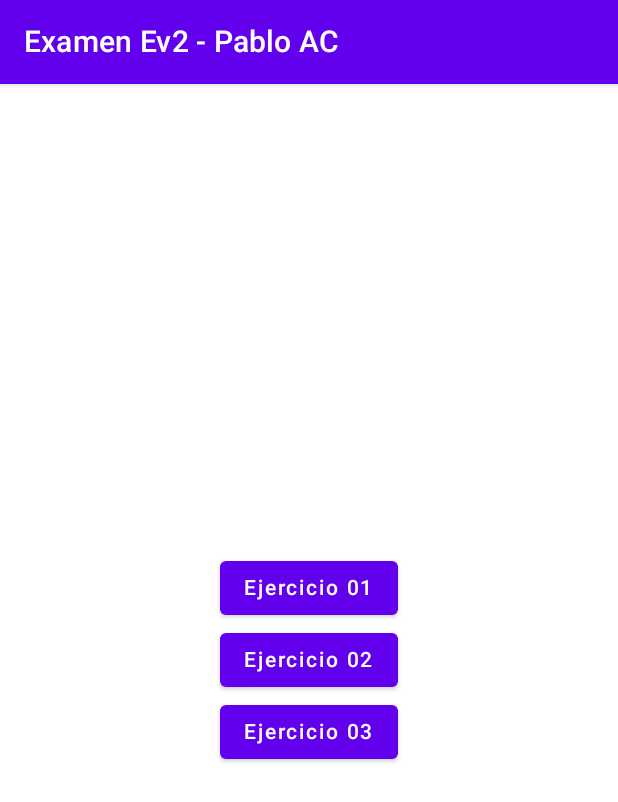
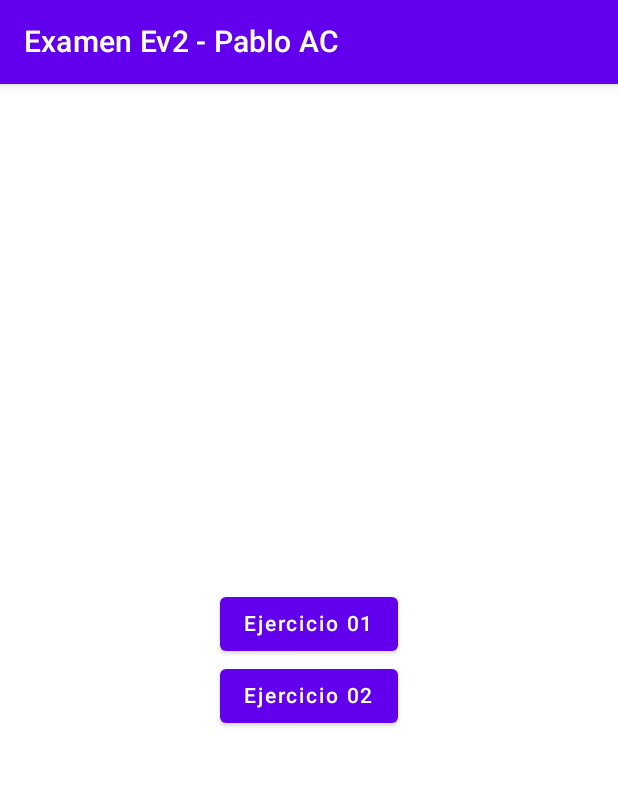
Before and after one commit to PabloAlvarezCalvo/PMDM-UD03-Examen, an Android app built with Jetpack Compose: the screen it shows after launch (MainActivity), on a phone screen of 412 x 824 dp. Shown: the top 802 px of the screen. Run offline under Robolectric (Android 15) with nearby library versions, the phone set to English and light mode, and no system bars.

Commit message:
Cambio menu a 2 botones

```diff
--- a/app/src/main/java/com/pmdm/examen/ui/navigation/Navigation.kt
+++ b/app/src/main/java/com/pmdm/examen/ui/navigation/Navigation.kt
@@ -7,7 +7,6 @@ import androidx.navigation.compose.rememberNavController
 import com.pmdm.examen.ui.screens.MainScreen
 import com.pmdm.examen.ui.screens.ej01.Ej01Screen
 import com.pmdm.examen.ui.screens.ej02.Ej02Screen
-import com.pmdm.examen.ui.screens.ej03.Ej03Screen
 
 @Composable
 fun Navigation() {
@@ -17,7 +16,6 @@ fun Navigation() {
         composable(route = Screens.MainScreen.route) { MainScreen(navController) }
         composable(route = Screens.Ejercicio01.route) { Ej01Screen() }
         composable(route = Screens.Ejercicio02.route) { Ej02Screen() }
-        composable(route = Screens.Ejercicio03.route) { Ej03Screen() }
 
     }
 }
--- a/app/src/main/java/com/pmdm/examen/ui/navigation/Screens.kt
+++ b/app/src/main/java/com/pmdm/examen/ui/navigation/Screens.kt
@@ -4,5 +4,4 @@ sealed class Screens(val route: String){
     object MainScreen: Screens("initial_screen")
     object Ejercicio01: Screens("ej01")
     object Ejercicio02: Screens("ej02")
-    object Ejercicio03: Screens("ej03")
 }
--- a/app/src/main/java/com/pmdm/examen/ui/screens/MenuScreen.kt
+++ b/app/src/main/java/com/pmdm/examen/ui/screens/MenuScreen.kt
@@ -31,9 +31,6 @@ fun MainScreen(navController: NavController){
                 Button(onClick = { navController.navigate(route = Screens.Ejercicio02.route) }) {
                     Text(text = "Ejercicio 02")
                 }
-                Button(onClick = { navController.navigate(route = Screens.Ejercicio03.route) }) {
-                    Text(text = "Ejercicio 03")
-                }
             }
         }
     )
```
